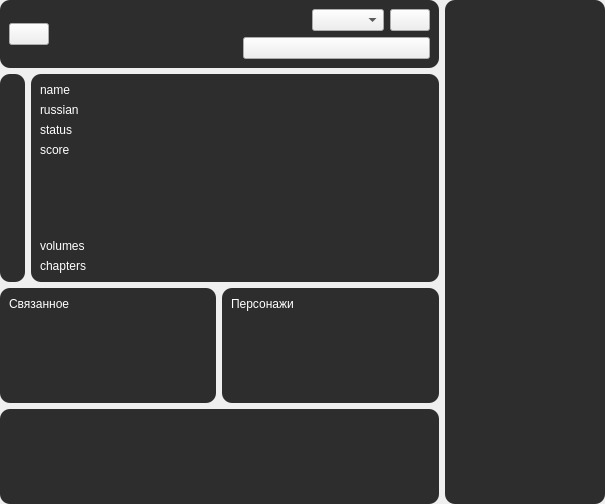
This is data/ui/info.ui in brandonzorn/Nlight as Qt 5 draws it before an edit. The edited form follows.
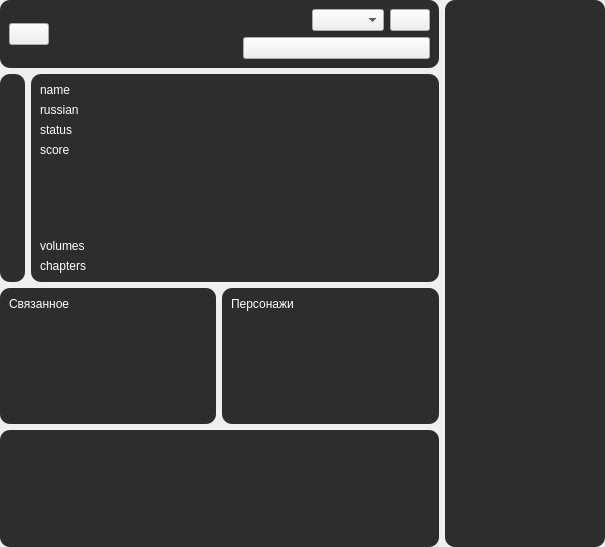
This is the edited form. Icons and pictures are not drawn.

Commit message: added style for context menu

```diff
--- a/data/ui/info.ui
+++ b/data/ui/info.ui
@@ -7,7 +7,7 @@
     <x>0</x>
     <y>0</y>
     <width>605</width>
-    <height>504</height>
+    <height>547</height>
    </rect>
   </property>
   <property name="windowTitle">
```
The commit also changes 2 other files.
